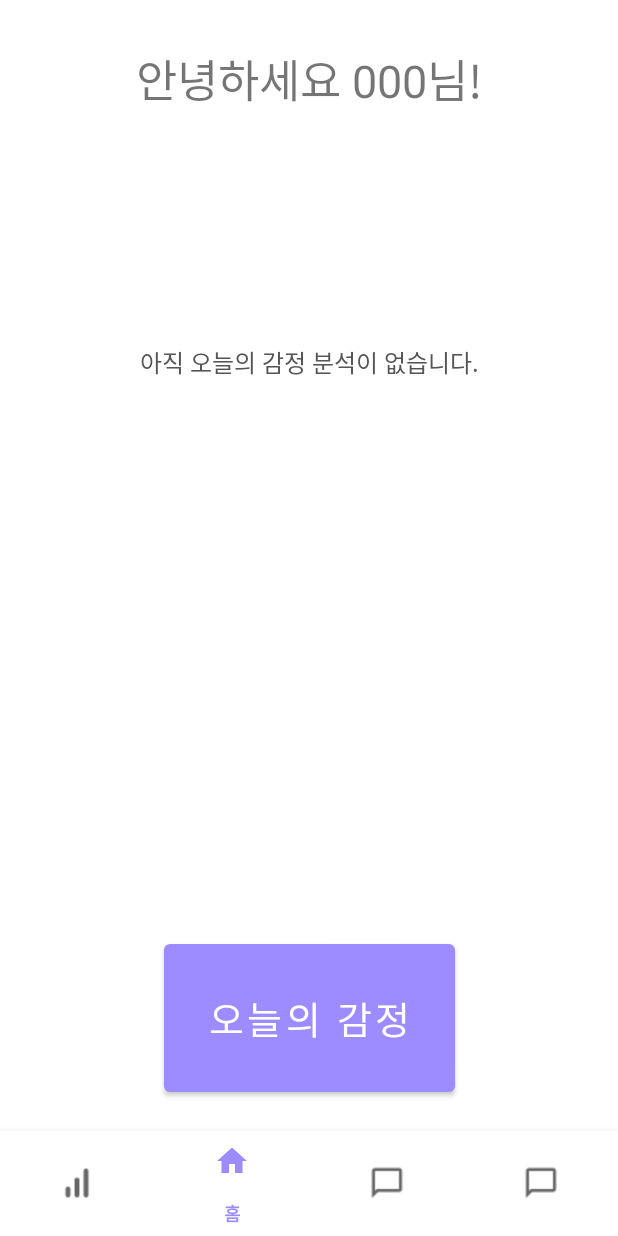
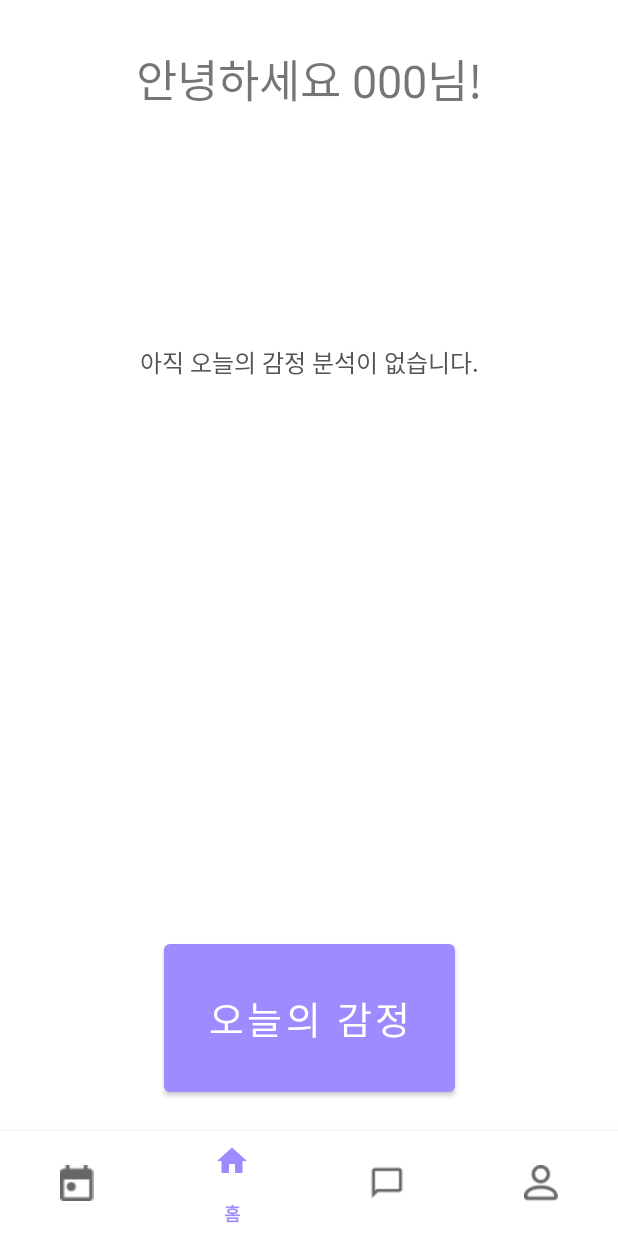
Before and after one commit to JL-KHANZ/2025_2_7_mobile_programming, an Android app: the HomeFragment screen opened directly, with no data from a screen before it, on a phone screen of 412 x 824 dp. Run offline under Robolectric (Android 15) with nearby library versions, the light colour scheme and no system bars; our stand-ins replace Firebase (no records; nobody signed in at launch, a user with empty details on screens opened directly), navigation-ui.

Commit message:
chat button

```diff
--- a/app/src/main/java/com/example/mobile_programming_2025_2/MainViewModel.java
+++ b/app/src/main/java/com/example/mobile_programming_2025_2/MainViewModel.java
@@ -27,6 +27,7 @@ public class MainViewModel extends ViewModel {
             if (dailyEntry != null) {
                 todayEntryData.setValue(dailyEntry);
                 mText.setValue("오늘의 감정: " + dailyEntry.topEmotion);
+                System.out.println("got dailyEntry: " + dailyEntry);
             }
         }).addOnFailureListener(e -> {
             System.out.println("error getting today entry");
--- a/app/src/main/java/com/example/mobile_programming_2025_2/ui/chat/ChatRepository.java
+++ b/app/src/main/java/com/example/mobile_programming_2025_2/ui/chat/ChatRepository.java
@@ -81,6 +81,7 @@ public class ChatRepository {
                     attachMessagesListener(roomId);
                 },
                 err -> {
+                    currentRoomId.setValue(null);
                     Log.e("ChatRepository", "Error getting active chat room: " + err.toString());
                 });
         return currentRoomId;
--- a/app/src/main/java/com/example/mobile_programming_2025_2/ui/home/HomeFragment.java
+++ b/app/src/main/java/com/example/mobile_programming_2025_2/ui/home/HomeFragment.java
@@ -5,17 +5,12 @@ import android.os.Bundle;
 import android.view.LayoutInflater;
 import android.view.View;
 import android.view.ViewGroup;
-import android.widget.Button;
 
 import androidx.annotation.NonNull;
 import androidx.fragment.app.Fragment;
 import androidx.lifecycle.ViewModelProvider;
 
-import com.example.mobile_programming_2025_2.LocalRepository;
 import com.example.mobile_programming_2025_2.MainViewModel;
-import com.example.mobile_programming_2025_2.MainViewModelFactory;
-import com.example.mobile_programming_2025_2.R;
-import com.example.mobile_programming_2025_2.Service.DailyEntryService;
 import com.example.mobile_programming_2025_2.databinding.FragmentHomeBinding;
 import com.example.mobile_programming_2025_2.ui.daily.ActivityDaily;
 import com.example.mobile_programming_2025_2.ui.widgets.WidgetDailyEntry;
@@ -41,7 +36,6 @@ public class HomeFragment extends Fragment {
         WidgetDailyEntry widgetDailyEntry = binding.dailyEntryWidgetHome;
 
         mainViewModel.getTodayEntryData().observe(getViewLifecycleOwner(), dailyEntry -> {
-            System.out.println("got dailyEntry data: " + dailyEntry);
             if (dailyEntry != null && dailyEntry.feedback != null && dailyEntry.emotions != null) {
                 widgetDailyEntry.setDailyEntry(dailyEntry);
                 binding.dailyButton.setVisibility(View.GONE);
--- a/app/src/main/res/menu/bottom_nav_menu.xml
+++ b/app/src/main/res/menu/bottom_nav_menu.xml
@@ -5,7 +5,7 @@
 
     <item
         android:id="@+id/navigation_calendar"
-        android:icon="@drawable/chart_menu"
+        android:icon="@drawable/calendar_menu"
         android:title="@string/title_calendar"
         app:showAsAction="always" />
 
@@ -22,7 +22,7 @@
         app:showAsAction="always"/>
     <item
         android:id="@+id/navigation_user"
-        android:icon="@drawable/chat_menu"
+        android:icon="@drawable/user_menu"
         android:title="@string/title_user"
         app:showAsAction="always"/>
 
```
Also changed, not shown: app/src/main/java/com/example/mobile_programming_2025_2/ui/chat/ChatFragment.java (+35 -22 lines), app/src/main/res/drawable/calendar_menu.png (added), app/src/main/res/drawable/user_menu.png (added), 11 other files.
